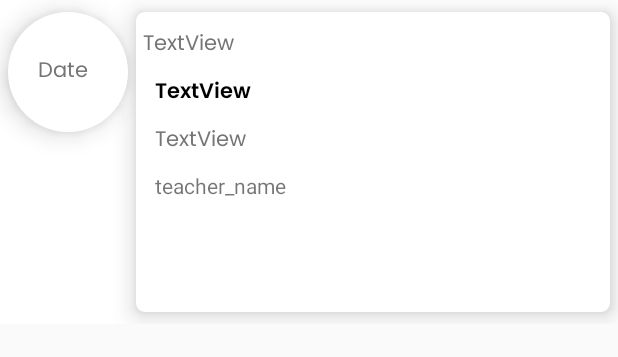
After one commit to kosalnandi/Vidyamates, an Android app: the layout row_assignment_child.xml on its own in the app's theme, with its tools: preview values and no code run, on a phone screen of 412 x 824 dp. The commit adds this screen. Shown: the top 357 px of the screen. Run offline under Robolectric (Android 15) with nearby library versions, the phone set to English and light mode, and no system bars; network calls fail.

Commit message:
upload Full Projet

```diff
--- a/app/src/main/AndroidManifest.xml
+++ b/app/src/main/AndroidManifest.xml
@@ -18,6 +18,9 @@
         android:usesCleartextTraffic="true"
         tools:ignore="GoogleAppIndexingWarning"
         tools:targetApi="31">
+        <activity
+            android:name=".Assignment.AssignmentActivity"
+            android:exported="false" />
         <activity
             android:name=".Login.LoginActivity"
             android:exported="false" />
--- /dev/null
+++ b/app/src/main/res/layout/row_assignment_child.xml
@@ -0,0 +1,100 @@
+<?xml version="1.0" encoding="utf-8"?>
+<androidx.constraintlayout.widget.ConstraintLayout xmlns:android="http://schemas.android.com/apk/res/android"
+    xmlns:app="http://schemas.android.com/apk/res-auto"
+    xmlns:tools="http://schemas.android.com/tools"
+    android:layout_width="match_parent"
+    android:layout_height="wrap_content"
+    android:background="@color/colorWhite">
+
+    <androidx.constraintlayout.widget.ConstraintLayout
+        android:id="@+id/constraintLayout13"
+        android:layout_width="80dp"
+        android:layout_height="80dp"
+        android:layout_marginStart="5dp"
+        android:layout_marginTop="8dp"
+        android:background="@drawable/white_round_back"
+        android:elevation="10dp"
+        app:layout_constraintStart_toStartOf="parent"
+        app:layout_constraintTop_toTopOf="parent">
+
+        <TextView
+            android:id="@+id/tv_date"
+            android:layout_width="0dp"
+            android:paddingStart="20dp"
+            android:layout_height="wrap_content"
+            android:fontFamily="@font/poppinsregular"
+            android:text="Date"
+            android:textColor="@color/grey"
+            app:layout_constraintBottom_toBottomOf="parent"
+            app:layout_constraintEnd_toEndOf="parent"
+            app:layout_constraintStart_toStartOf="parent"
+            app:layout_constraintTop_toTopOf="parent" />
+
+    </androidx.constraintlayout.widget.ConstraintLayout>
+
+    <androidx.constraintlayout.widget.ConstraintLayout
+        android:id="@+id/cons"
+        android:layout_width="0dp"
+        android:layout_height="200dp"
+        android:layout_marginStart="5dp"
+        android:layout_marginEnd="5dp"
+        android:layout_marginBottom="8dp"
+        android:background="@drawable/home_item_back"
+        android:elevation="10dp"
+        app:layout_constraintBottom_toBottomOf="parent"
+        app:layout_constraintEnd_toEndOf="parent"
+        app:layout_constraintStart_toEndOf="@+id/constraintLayout13"
+        app:layout_constraintTop_toTopOf="@+id/constraintLayout13">
+
+
+        <TextView
+            android:id="@+id/tv_submission_date"
+            android:layout_width="wrap_content"
+            android:layout_height="wrap_content"
+            android:layout_marginTop="8dp"
+            android:fontFamily="@font/poppinsregular"
+            android:gravity="center"
+            android:text="TextView"
+            android:textColor="@color/grey"
+            android:textSize="14sp"
+            app:layout_constraintStart_toStartOf="parent"
+            app:layout_constraintTop_toTopOf="parent" />
+
+        <TextView
+            android:id="@+id/tv_subject"
+            android:layout_width="wrap_content"
+            android:layout_height="wrap_content"
+            android:layout_marginStart="8dp"
+            android:layout_marginTop="8dp"
+            android:fontFamily="@font/poppinssemibold"
+            android:text="TextView"
+            android:textColor="@color/colorBlack"
+            app:layout_constraintStart_toStartOf="@+id/tv_submission_date"
+            app:layout_constraintTop_toBottomOf="@+id/tv_submission_date" />
+
+        <TextView
+            android:id="@+id/tv_description"
+            android:layout_width="0dp"
+            android:layout_height="wrap_content"
+            android:layout_marginStart="8dp"
+            android:layout_marginEnd="8dp"
+            android:layout_marginTop="8dp"
+            android:fontFamily="@font/poppinsregular"
+            android:text="TextView"
+            android:textColor="@color/grey"
+            app:layout_constraintEnd_toEndOf="parent"
+            app:layout_constraintStart_toStartOf="@+id/tv_submission_date"
+            app:layout_constraintTop_toBottomOf="@+id/tv_subject" />
+
+        <TextView
+            android:id="@+id/tv_teacher_name"
+            android:text="teacher_name"
+            android:layout_width="0dp"
+            android:layout_height="wrap_content"
+            android:layout_marginTop="8dp"
+            app:layout_constraintEnd_toEndOf="@+id/tv_description"
+            app:layout_constraintStart_toStartOf="@+id/tv_description"
+            app:layout_constraintTop_toBottomOf="@+id/tv_description" />
+
+    </androidx.constraintlayout.widget.ConstraintLayout>
+</androidx.constraintlayout.widget.ConstraintLayout>
```
Also changed, not shown: app/src/main/java/com/app/postapi/Assignment/AssignmentActivity.java (added, +51 -0 lines), app/src/main/java/com/app/postapi/Assignment/AssignmentAdapterChild.java (added, +71 -0 lines), app/src/main/java/com/app/postapi/Assignment/AssignmentAdapterParent.java (added, +63 -0 lines), app/src/main/java/com/app/postapi/Assignment/AssignmentModel.java (added, +99 -0 lines), app/src/main/java/com/app/postapi/Assignment/AssignmentPresenter.java (added, +109 -0 lines), app/src/main/java/com/app/postapi/Dashboard/StudentDashboardActivity.java (+8 -0 lines), app/src/main/res/layout/activity_assignment.xml (added, +38 -0 lines), app/src/main/res/layout/row_assignment_parent.xml (added, +16 -0 lines).
